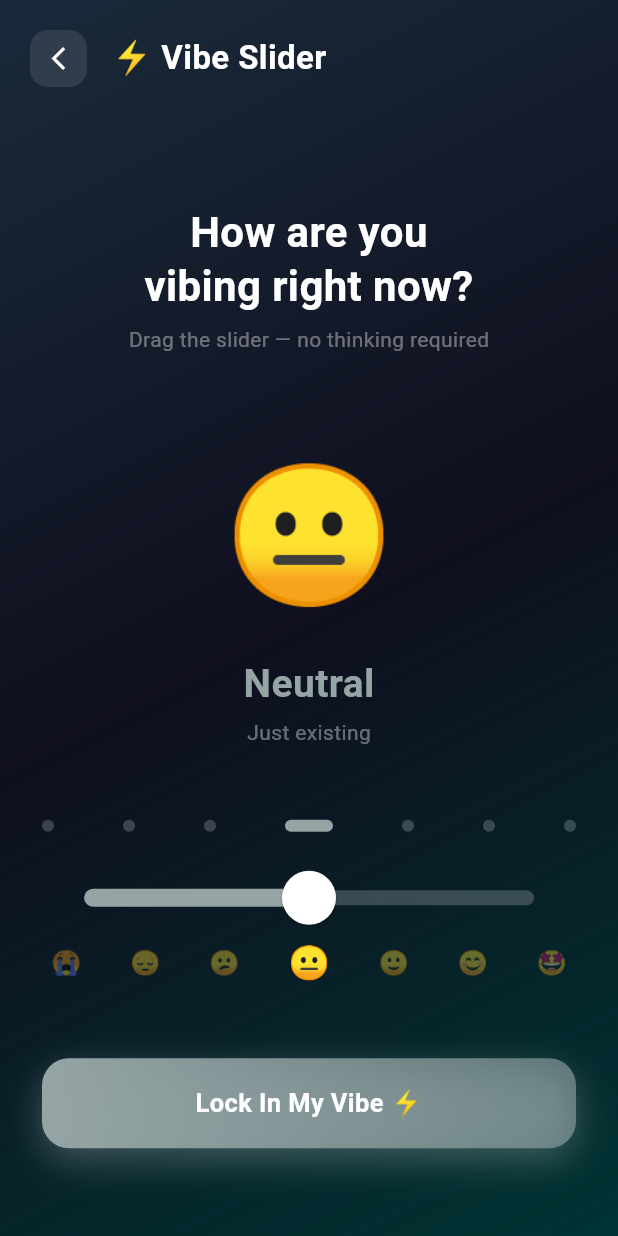
After one commit to Beast93489/Zenora, a Flutter app: the VibeSliderScreen screen opened directly, on a phone screen of 412 x 824 dp. The commit adds this screen. Run offline on Flutter 3.47's test engine with Material 3 defaults, Android fonts, the phone set to English and light mode, and no system bars; our stand-ins replace google_generative_ai; Roboto replaces fonts that are missing (Arial).

Commit message:
Add Vibe Slider screen + fix animation mounted check

```diff
--- /dev/null
+++ b/lib/vibe_slider_screen.dart
@@ -0,0 +1,506 @@
+import 'package:flutter/material.dart';
+import 'package:flutter/services.dart';
+
+class VibeSliderScreen extends StatefulWidget {
+  const VibeSliderScreen({super.key});
+
+  @override
+  State<VibeSliderScreen> createState() => _VibeSliderScreenState();
+}
+
+class _VibeSliderScreenState extends State<VibeSliderScreen>
+    with TickerProviderStateMixin {
+  double _sliderValue = 0.5;
+  bool _submitted = false;
+  bool _isAnimating = false;
+  late AnimationController _bounceController;
+  late AnimationController _resultController;
+  late Animation<double> _bounceAnimation;
+  late Animation<double> _resultAnimation;
+
+  // Vibe levels from 0.0 to 1.0
+  final List<Map<String, dynamic>> _vibes = [
+    {
+      'range': [0.0, 0.15],
+      'emoji': '😭',
+      'label': 'Terrible',
+      'sublabel': 'Really rough day',
+      'emotion': 'sadness',
+      'color': Color(0xFF1A5276),
+      'gradientColors': [Color(0xFF1A5276), Color(0xFF0F0F1E)],
+      'response': "That sounds really hard. 💙 You don't have to be okay right now — just be gentle with yourself today.",
+    },
+    {
+      'range': [0.15, 0.30],
+      'emoji': '😔',
+      'label': 'Low',
+      'sublabel': 'Not feeling great',
+      'emotion': 'sadness',
+      'color': Color(0xFF4A90D9),
+      'gradientColors': [Color(0xFF2C3E6B), Color(0xFF0F0F1E)],
+      'response': "It's okay to have low days. 🌧️ Take it one hour at a time — things will shift.",
+    },
+    {
+      'range': [0.30, 0.45],
+      'emoji': '😕',
+      'label': 'Meh',
+      'sublabel': 'Could be better',
+      'emotion': 'neutral',
+      'color': Color(0xFF7F8C8D),
+      'gradientColors': [Color(0xFF2C3440), Color(0xFF0F0F1E)],
+      'response': "Meh days are valid too. 🌫️ Sometimes the best thing to do is just get through it.",
+    },
+    {
+      'range': [0.45, 0.58],
+      'emoji': '😐',
+      'label': 'Neutral',
+      'sublabel': 'Just existing',
+      'emotion': 'neutral',
+      'color': Color(0xFF95A5A6),
+      'gradientColors': [Color(0xFF1A2A3A), Color(0xFF0F0F1E)],
+      'response': "Neutral is perfectly fine. 😌 Not every moment needs to be intense — calm is powerful.",
+    },
+    {
+      'range': [0.58, 0.72],
+      'emoji': '🙂',
+      'label': 'Decent',
+      'sublabel': 'Doing alright',
+      'emotion': 'neutral',
+      'color': Color(0xFF00B4B4),
+      'gradientColors': [Color(0xFF003333), Color(0xFF0F0F1E)],
+      'response': "Decent is underrated! 🌱 You're doing well — keep that steady energy going.",
+    },
+    {
+      'range': [0.72, 0.86],
+      'emoji': '😊',
+      'label': 'Good',
+      'sublabel': 'Feeling positive',
+      'emotion': 'joy',
+      'color': Color(0xFFFFB800),
+      'gradientColors': [Color(0xFF3D2800), Color(0xFF0F0F1E)],
+      'response': "That's great to hear! ✨ You're in a good headspace — use this energy to do something you love.",
+    },
+    {
+      'range': [0.86, 1.01],
+      'emoji': '🤩',
+      'label': 'Amazing',
+      'sublabel': 'On top of the world!',
+      'emotion': 'joy',
+      'color': Color(0xFFFF6B35),
+      'gradientColors': [Color(0xFF4A1A00), Color(0xFF0F0F1E)],
+      'response': "You're absolutely thriving! 🔥 This energy is contagious — spread it around today!",
+    },
+  ];
+
+  Map<String, dynamic> get _currentVibe {
+    for (final vibe in _vibes) {
+      final range = vibe['range'] as List<double>;
+      if (_sliderValue >= range[0] && _sliderValue < range[1]) {
+        return vibe;
+      }
+    }
+    return _vibes.last;
+  }
+
+  @override
+  void initState() {
+    super.initState();
+    _bounceController = AnimationController(
+      vsync: this,
+      duration: const Duration(milliseconds: 300),
+    );
+    _bounceAnimation = Tween<double>(begin: 1.0, end: 1.3).animate(
+      CurvedAnimation(parent: _bounceController, curve: Curves.elasticOut),
+    );
+    _resultController = AnimationController(
+      vsync: this,
+      duration: const Duration(milliseconds: 500),
+    );
+    _resultAnimation = CurvedAnimation(
+      parent: _resultController,
+      curve: Curves.easeOutBack,
+    );
+  }
+
+  @override
+  void dispose() {
+    _bounceController.dispose();
+    _resultController.dispose();
+    super.dispose();
+  }
+
+  void _onSliderChanged(double value) {
+    HapticFeedback.selectionClick();
+    final oldVibe = _currentVibe;
+    setState(() => _sliderValue = value);
+    if (oldVibe['label'] != _currentVibe['label']) {
+      _bounceController.forward(from: 0);
+    }
+  }
+
+  void _submitVibe() async {
+    HapticFeedback.mediumImpact();
+    setState(() {
+      _isAnimating = true;
+      _submitted = true;
+    });
+    await Future.delayed(const Duration(milliseconds: 300));
+    if (!mounted) return;
+    _resultController.forward();
+    if (!mounted) return;
+    setState(() => _isAnimating = false);
+  }
+
+  void _reset() {
+    _resultController.reverse().then((_) {
+      if (!mounted) return;
+      setState(() {
+        _submitted = false;
+        _sliderValue = 0.5;
+      });
+    });
+  }
+
+  @override
+  Widget build(BuildContext context) {
+    final vibe = _currentVibe;
+    final color = vibe['color'] as Color;
+    final gradColors = vibe['gradientColors'] as List<Color>;
+
+    return Scaffold(
+      body: AnimatedContainer(
+        duration: const Duration(milliseconds: 400),
+        decoration: BoxDecoration(
+          gradient: LinearGradient(
+            begin: Alignment.topLeft,
+            end: Alignment.bottomRight,
+            colors: [
+              gradColors[0],
+              const Color(0xFF0F0F1E),
+              const Color(0xFF003333),
+            ],
+          ),
+        ),
+        child: SafeArea(
+          child: Column(
+            children: [
+              // Header
+              Padding(
+                padding: const EdgeInsets.all(20),
+                child: Row(
+                  children: [
+                    GestureDetector(
+                      onTap: () => Navigator.pop(context),
+                      child: Container(
+                        padding: const EdgeInsets.all(10),
+                        decoration: BoxDecoration(
+                          color: Color(0x1AFFFFFF),
+                          borderRadius: BorderRadius.circular(12),
+                        ),
+                        child: const Icon(Icons.arrow_back_ios_new,
+                            color: Colors.white, size: 18),
+                      ),
+                    ),
+                    const SizedBox(width: 16),
+                    const Text(
+                      '⚡ Vibe Slider',
+                      style: TextStyle(
+                        color: Colors.white,
+                        fontSize: 22,
+                        fontWeight: FontWeight.bold,
+                      ),
+                    ),
+                  ],
+                ),
+              ),
+
+              Expanded(
+                child: _submitted
+                    ? _buildResult(vibe, color)
+                    : _buildSlider(vibe, color),
+              ),
+            ],
+          ),
+        ),
+      ),
+    );
+  }
+
+  Widget _buildSlider(Map<String, dynamic> vibe, Color color) {
+    return Padding(
+      padding: const EdgeInsets.symmetric(horizontal: 28),
+      child: Column(
+        mainAxisAlignment: MainAxisAlignment.center,
+        children: [
+          const Text(
+            'How are you\nvibing right now?',
+            textAlign: TextAlign.center,
+            style: TextStyle(
+              color: Colors.white,
+              fontSize: 28,
+              fontWeight: FontWeight.bold,
+              height: 1.3,
+            ),
+          ),
+
+          const SizedBox(height: 8),
+          const Text(
+            'Drag the slider — no thinking required',
+            style: TextStyle(color: Colors.white38, fontSize: 14),
+          ),
+
+          const SizedBox(height: 56),
+
+          // Big emoji
+          ScaleTransition(
+            scale: _bounceAnimation,
+            child: Text(
+              vibe['emoji'] as String,
+              style: const TextStyle(fontSize: 90),
+            ),
+          ),
+
+          const SizedBox(height: 16),
+
+          // Label
+          AnimatedSwitcher(
+            duration: const Duration(milliseconds: 200),
+            child: Column(
+              key: ValueKey(vibe['label']),
+              children: [
+                Text(
+                  vibe['label'] as String,
+                  style: TextStyle(
+                    color: color,
+                    fontSize: 26,
+                    fontWeight: FontWeight.bold,
+                  ),
+                ),
+                const SizedBox(height: 4),
+                Text(
+                  vibe['sublabel'] as String,
+                  style: const TextStyle(
+                    color: Colors.white38,
+                    fontSize: 14,
+                  ),
+                ),
+              ],
+            ),
+          ),
+
+          const SizedBox(height: 48),
+
+          // Vibe level indicators
+          Row(
+            mainAxisAlignment: MainAxisAlignment.spaceBetween,
+            children: _vibes.map((v) {
+              final isActive = v['label'] == vibe['label'];
+              return AnimatedContainer(
+                duration: const Duration(milliseconds: 200),
+                width: isActive ? 32 : 8,
+                height: 8,
+                decoration: BoxDecoration(
+                  color: isActive
+                      ? (v['color'] as Color)
+                      : Color(0x33FFFFFF),
+                  borderRadius: BorderRadius.circular(4),
+                ),
+              );
+            }).toList(),
+          ),
+
+          const SizedBox(height: 16),
+
+          // Slider
+          SliderTheme(
+            data: SliderTheme.of(context).copyWith(
+              trackHeight: 10,
+              thumbShape: const RoundSliderThumbShape(enabledThumbRadius: 18),
+              overlayShape: const RoundSliderOverlayShape(overlayRadius: 28),
+              activeTrackColor: color,
+              inactiveTrackColor: Color(0x33FFFFFF),
+              thumbColor: Colors.white,
+              overlayColor: color.withValues(alpha: 0.2),
+            ),
+            child: Slider(
+              value: _sliderValue,
+              onChanged: _onSliderChanged,
+            ),
+          ),
+
+          // Emoji scale
+          Padding(
+            padding: const EdgeInsets.symmetric(horizontal: 6),
+            child: Row(
+              mainAxisAlignment: MainAxisAlignment.spaceBetween,
+              children: _vibes
+                  .map((v) => Text(v['emoji'] as String,
+                      style: TextStyle(
+                          fontSize: v['label'] == vibe['label'] ? 22 : 16,
+                          color: v['label'] == vibe['label']
+                              ? Colors.white
+                              : Colors.white38)))
+                  .toList(),
+            ),
+          ),
+
+          const SizedBox(height: 48),
+
+          // Submit button
+          SizedBox(
+            width: double.infinity,
+            child: GestureDetector(
+              onTap: _isAnimating ? null : _submitVibe,
+              child: Container(
+                padding: const EdgeInsets.symmetric(vertical: 18),
+                decoration: BoxDecoration(
+                  gradient: LinearGradient(
+                    colors: [color, color.withValues(alpha: 0.6)],
+                  ),
+                  borderRadius: BorderRadius.circular(18),
+                  boxShadow: [
+                    BoxShadow(
+                      color: color.withValues(alpha: 0.4),
+                      blurRadius: 20,
+                      offset: const Offset(0, 8),
+                    ),
+                  ],
+                ),
+                child: const Center(
+                  child: Text(
+                    'Lock In My Vibe ⚡',
+                    style: TextStyle(
+                      color: Colors.white,
+                      fontSize: 17,
+                      fontWeight: FontWeight.bold,
+                    ),
+                  ),
+                ),
+              ),
+            ),
+          ),
+        ],
+      ),
+    );
+  }
+
+  Widget _buildResult(Map<String, dynamic> vibe, Color color) {
+    return ScaleTransition(
+      scale: _resultAnimation,
+      child: Padding(
+        padding: const EdgeInsets.symmetric(horizontal: 28),
+        child: Column(
+          mainAxisAlignment: MainAxisAlignment.center,
+          children: [
+            Text(vibe['emoji'] as String,
+                style: const TextStyle(fontSize: 100)),
+            const SizedBox(height: 20),
+            Text(
+              'Vibe: ${vibe['label']}',
+              style: TextStyle(
+                color: color,
+                fontSize: 30,
+                fontWeight: FontWeight.bold,
+              ),
+            ),
+            const SizedBox(height: 8),
+            Text(
+              vibe['sublabel'] as String,
+              style:
+                  const TextStyle(color: Colors.white54, fontSize: 15),
+            ),
+            const SizedBox(height: 32),
+
+            Container(
+              padding: const EdgeInsets.all(24),
+              decoration: BoxDecoration(
+                color: color.withValues(alpha: 0.12),
+                borderRadius: BorderRadius.circular(20),
+                border: Border.all(color: color.withValues(alpha: 0.35)),
+              ),
+              child: Text(
+                vibe['response'] as String,
+                textAlign: TextAlign.center,
+                style: const TextStyle(
+                  color: Colors.white70,
+                  fontSize: 15,
+                  height: 1.6,
+                ),
+              ),
+            ),
+
+            const SizedBox(height: 24),
+
+            Container(
+              padding:
+                  const EdgeInsets.symmetric(horizontal: 20, vertical: 10),
+              decoration: BoxDecoration(
+                color: Color(0x1A9B59F5),
+                borderRadius: BorderRadius.circular(20),
+              ),
+              child: const Text(
+                '⚡ +5 Zeno Points earned!',
+                style: TextStyle(
+                  color: Color(0xFF9B59F5),
+                  fontWeight: FontWeight.bold,
+                  fontSize: 14,
+                ),
+              ),
+            ),
+
+            const SizedBox(height: 32),
+
+            Row(
+              children: [
+                Expanded(
+                  child: GestureDetector(
+                    onTap: _reset,
+                    child: Container(
+                      padding: const EdgeInsets.symmetric(vertical: 16),
+                      decoration: BoxDecoration(
+                        color: Color(0x1AFFFFFF),
+                        borderRadius: BorderRadius.circular(16),
+                        border: Border.all(color: Color(0x33FFFFFF)),
+                      ),
+                      child: const Center(
+                        child: Text(
+                          '🔄  Check Again',
+                          style: TextStyle(
+                              color: Colors.white70,
+                              fontWeight: FontWeight.bold),
+                        ),
+                      ),
+                    ),
+                  ),
+                ),
+                const SizedBox(width: 12),
+                Expanded(
+                  child: GestureDetector(
+                    onTap: () => Navigator.pop(context),
+                    child: Container(
+                      padding: const EdgeInsets.symmetric(vertical: 16),
+                      decoration: BoxDecoration(
+                        gradient: LinearGradient(
+                          colors: [color, color.withValues(alpha: 0.6)],
+                        ),
+                        borderRadius: BorderRadius.circular(16),
+                      ),
+                      child: const Center(
+                        child: Text(
+                          '🏠  Home',
+                          style: TextStyle(
+                              color: Colors.white,
+                              fontWeight: FontWeight.bold),
+                        ),
+                      ),
+                    ),
+                  ),
+                ),
+              ],
+            ),
+          ],
+        ),
+      ),
+    );
+  }
+}
```
Also changed, not shown: lib/main.dart (+10 -1 lines).
